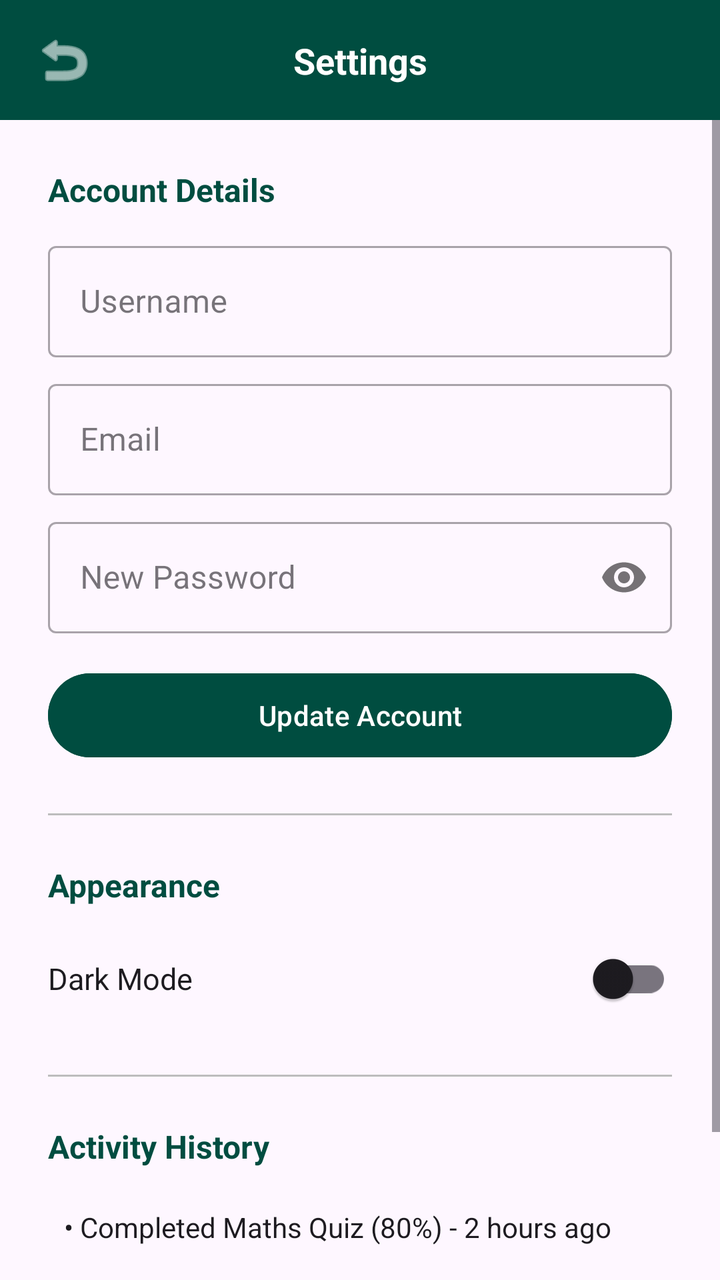
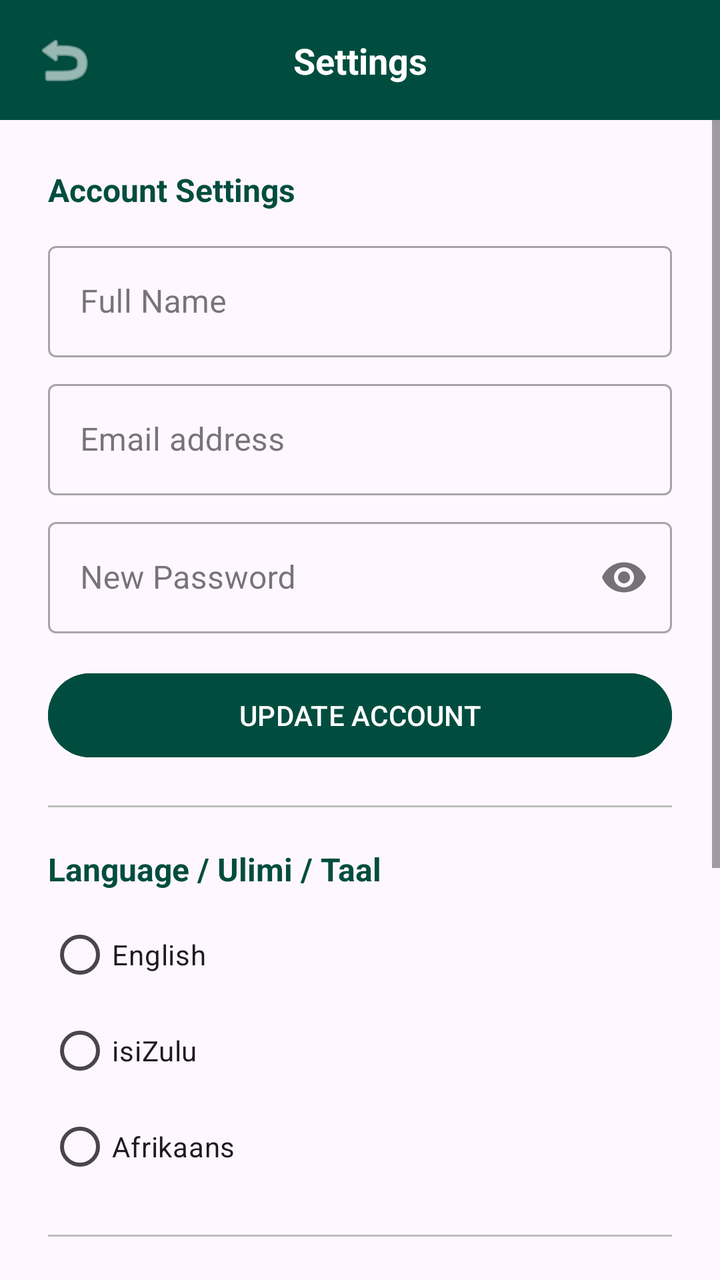

Before-and-after screenshots of an Android layout around one commit, followed by the original layout XML and the change that was made.
<!-- AndroidManifest.xml: application theme Theme.WeekendWize -->
<!-- res/layout/activity_settings.xml -->
<?xml version="1.0" encoding="utf-8"?>
<androidx.constraintlayout.widget.ConstraintLayout xmlns:android="http://schemas.android.com/apk/res/android"
    xmlns:app="http://schemas.android.com/apk/res-auto"
    xmlns:tools="http://schemas.android.com/tools"
    android:layout_width="match_parent"
    android:layout_height="match_parent"
    android:background="?android:attr/windowBackground"
    tools:context=".SettingsActivity">

    
    <View
        android:id="@+id/topBar"
        android:layout_width="0dp"
        android:layout_height="60dp"
        android:background="@color/primary_teal"
        app:layout_constraintEnd_toEndOf="parent"
        app:layout_constraintStart_toStartOf="parent"
        app:layout_constraintTop_toTopOf="parent" />

    <ImageButton
        android:id="@+id/btnBack"
        android:layout_width="48dp"
        android:layout_height="48dp"
        android:layout_marginStart="8dp"
        android:background="?attr/selectableItemBackgroundBorderless"
        android:contentDescription="Back"
        android:src="@android:drawable/ic_menu_revert"
        app:layout_constraintBottom_toBottomOf="@+id/topBar"
        app:layout_constraintStart_toStartOf="parent"
        app:layout_constraintTop_toTopOf="@+id/topBar"
        app:tint="@color/white" />

    <TextView
        android:layout_width="wrap_content"
        android:layout_height="wrap_content"
        android:text="Settings"
        android:textColor="@color/white"
        android:textSize="18sp"
        android:textStyle="bold"
        app:layout_constraintBottom_toBottomOf="@+id/topBar"
        app:layout_constraintEnd_toEndOf="parent"
        app:layout_constraintStart_toStartOf="parent"
        app:layout_constraintTop_toTopOf="@+id/topBar" />

    <ScrollView
        android:layout_width="match_parent"
        android:layout_height="0dp"
        app:layout_constraintBottom_toBottomOf="parent"
        app:layout_constraintTop_toBottomOf="@+id/topBar">

        <LinearLayout
            android:layout_width="match_parent"
            android:layout_height="wrap_content"
            android:orientation="vertical"
            android:padding="24dp">

            
            <TextView
                android:layout_width="wrap_content"
                android:layout_height="wrap_content"
                android:text="Account Details"
                android:textColor="@color/primary_teal"
                android:textSize="16sp"
                android:textStyle="bold" />

            <com.google.android.material.textfield.TextInputLayout
                android:layout_width="match_parent"
                android:layout_height="wrap_content"
                android:layout_marginTop="12dp"
                android:hint="Username"
                style="@style/Widget.MaterialComponents.TextInputLayout.OutlinedBox">
                <com.google.android.material.textfield.TextInputEditText
                    android:id="@+id/etSettingsUsername"
                    android:layout_width="match_parent"
                    android:layout_height="wrap_content"
                    android:inputType="textPersonName" />
            </com.google.android.material.textfield.TextInputLayout>

            <com.google.android.material.textfield.TextInputLayout
                android:layout_width="match_parent"
                android:layout_height="wrap_content"
                android:layout_marginTop="8dp"
                android:hint="Email"
                style="@style/Widget.MaterialComponents.TextInputLayout.OutlinedBox">
                <com.google.android.material.textfield.TextInputEditText
                    android:id="@+id/etSettingsEmail"
                    android:layout_width="match_parent"
                    android:layout_height="wrap_content"
                    android:inputType="textEmailAddress" />
            </com.google.android.material.textfield.TextInputLayout>

            <com.google.android.material.textfield.TextInputLayout
                android:layout_width="match_parent"
                android:layout_height="wrap_content"
                android:layout_marginTop="8dp"
                android:hint="New Password"
                app:passwordToggleEnabled="true"
                style="@style/Widget.MaterialComponents.TextInputLayout.OutlinedBox">
                <com.google.android.material.textfield.TextInputEditText
                    android:id="@+id/etSettingsPassword"
                    android:layout_width="match_parent"
                    android:layout_height="wrap_content"
                    android:inputType="textPassword" />
            </com.google.android.material.textfield.TextInputLayout>

            <Button
                android:id="@+id/btnUpdateAccount"
                android:layout_width="match_parent"
                android:layout_height="50dp"
                android:layout_marginTop="16dp"
                android:text="Update Account"
                android:textAllCaps="false"
                android:backgroundTint="@color/primary_teal" />

            <View
                android:layout_width="match_parent"
                android:layout_height="1dp"
                android:layout_marginTop="24dp"
                android:layout_marginBottom="24dp"
                android:background="@color/input_field_border" />

            
            <TextView
                android:layout_width="wrap_content"
                android:layout_height="wrap_content"
                android:text="Appearance"
                android:textColor="@color/primary_teal"
                android:textSize="16sp"
                android:textStyle="bold" />

            <LinearLayout
                android:layout_width="match_parent"
                android:layout_height="wrap_content"
                android:orientation="horizontal"
                android:gravity="center_vertical"
                android:paddingTop="12dp"
                android:paddingBottom="12dp">
                <TextView
                    android:layout_width="0dp"
                    android:layout_height="wrap_content"
                    android:layout_weight="1"
                    android:text="Dark Mode"
                    android:textColor="?android:attr/textColorPrimary"
                    android:textSize="15sp" />
                <com.google.android.material.switchmaterial.SwitchMaterial
                    android:id="@+id/switchDarkMode"
                    android:layout_width="wrap_content"
                    android:layout_height="wrap_content" />
            </LinearLayout>

            <View
                android:layout_width="match_parent"
                android:layout_height="1dp"
                android:layout_marginTop="12dp"
                android:layout_marginBottom="24dp"
                android:background="@color/input_field_border" />

            
            <TextView
                android:layout_width="wrap_content"
                android:layout_height="wrap_content"
                android:text="Activity History"
                android:textColor="@color/primary_teal"
                android:textSize="16sp"
                android:textStyle="bold" />

            <LinearLayout
                android:id="@+id/llHistoryContainer"
                android:layout_width="match_parent"
                android:layout_height="wrap_content"
                android:layout_marginTop="12dp"
                android:orientation="vertical">
                
                <TextView
                    android:layout_width="match_parent"
                    android:layout_height="wrap_content"
                    android:padding="8dp"
                    android:text="• Completed Maths Quiz (80%) - 2 hours ago"
                    android:textColor="?android:attr/textColorPrimary" />
                <TextView
                    android:layout_width="match_parent"
                    android:layout_height="wrap_content"
                    android:padding="8dp"
                    android:text="• Downloaded Physics Notes - Yesterday"
                    android:textColor="?android:attr/textColorPrimary" />
                <TextView
                    android:layout_width="match_parent"
                    android:layout_height="wrap_content"
                    android:padding="8dp"
                    android:text="• Updated Profile - 3 days ago"
                    android:textColor="?android:attr/textColorPrimary" />
            </LinearLayout>

        </LinearLayout>
    </ScrollView>

</androidx.constraintlayout.widget.ConstraintLayout>
<!-- resources referenced by this layout -->
<resources>
  <color name="input_field_border">#BDBDBD</color>
  <color name="primary_teal">#004D40</color>
  <color name="white">#FFFFFFFF</color>
  <style name="Theme.WeekendWize" parent="Base.Theme.WeekendWize" />
  <style name="Base.Theme.WeekendWize" parent="Theme.Material3.DayNight.NoActionBar">
          
          
      </style>
</resources>

<!-- the commit's change to res/layout/activity_settings.xml (unified diff, before → after) -->
@@ -23,7 +23,7 @@
         android:layout_height="48dp"
         android:layout_marginStart="8dp"
         android:background="?attr/selectableItemBackgroundBorderless"
-        android:contentDescription="Back"
+        android:contentDescription="@string/back"
         android:src="@android:drawable/ic_menu_revert"
         app:layout_constraintBottom_toBottomOf="@+id/topBar"
         app:layout_constraintStart_toStartOf="parent"
@@ -33,7 +33,7 @@
     <TextView
         android:layout_width="wrap_content"
         android:layout_height="wrap_content"
-        android:text="Settings"
+        android:text="@string/settings_title"
         android:textColor="@color/white"
         android:textSize="18sp"
         android:textStyle="bold"
@@ -43,9 +43,11 @@
         app:layout_constraintTop_toTopOf="@+id/topBar" />
 
     <ScrollView
-        android:layout_width="match_parent"
+        android:layout_width="0dp"
         android:layout_height="0dp"
         app:layout_constraintBottom_toBottomOf="parent"
+        app:layout_constraintEnd_toEndOf="parent"
+        app:layout_constraintStart_toStartOf="parent"
         app:layout_constraintTop_toBottomOf="@+id/topBar">
 
         <LinearLayout
@@ -58,17 +60,18 @@
             <TextView
                 android:layout_width="wrap_content"
                 android:layout_height="wrap_content"
-                android:text="Account Details"
+                android:text="@string/account_settings"
                 android:textColor="@color/primary_teal"
                 android:textSize="16sp"
                 android:textStyle="bold" />
 
             <com.google.android.material.textfield.TextInputLayout
+                style="@style/Widget.MaterialComponents.TextInputLayout.OutlinedBox"
                 android:layout_width="match_parent"
                 android:layout_height="wrap_content"
                 android:layout_marginTop="12dp"
-                android:hint="Username"
-                style="@style/Widget.MaterialComponents.TextInputLayout.OutlinedBox">
+                android:hint="@string/full_name">
+
                 <com.google.android.material.textfield.TextInputEditText
                     android:id="@+id/etSettingsUsername"
                     android:layout_width="match_parent"
@@ -77,11 +80,12 @@
             </com.google.android.material.textfield.TextInputLayout>
 
             <com.google.android.material.textfield.TextInputLayout
-                android:layout_width="match_parent"
-                android:layout_height="wrap_content"
-                android:layout_marginTop="8dp"
-                android:hint="Email"
-                style="@style/Widget.MaterialComponents.TextInputLayout.OutlinedBox">
+                style="@style/Widget.MaterialComponents.TextInputLayout.OutlinedBox"
+                android:layout_width="match_parent"
+                android:layout_height="wrap_content"
+                android:layout_marginTop="8dp"
+                android:hint="@string/email_address">
+
                 <com.google.android.material.textfield.TextInputEditText
                     android:id="@+id/etSettingsEmail"
                     android:layout_width="match_parent"
@@ -90,12 +94,13 @@
             </com.google.android.material.textfield.TextInputLayout>
 
             <com.google.android.material.textfield.TextInputLayout
-                android:layout_width="match_parent"
-                android:layout_height="wrap_content"
-                android:layout_marginTop="8dp"
-                android:hint="New Password"
-                app:passwordToggleEnabled="true"
-                style="@style/Widget.MaterialComponents.TextInputLayout.OutlinedBox">
+                style="@style/Widget.MaterialComponents.TextInputLayout.OutlinedBox"
+                android:layout_width="match_parent"
+                android:layout_height="wrap_content"
+                android:layout_marginTop="8dp"
+                android:hint="@string/new_password"
+                app:passwordToggleEnabled="true">
+
                 <com.google.android.material.textfield.TextInputEditText
                     android:id="@+id/etSettingsPassword"
                     android:layout_width="match_parent"
@@ -108,22 +113,99 @@
                 android:layout_width="match_parent"
                 android:layout_height="50dp"
                 android:layout_marginTop="16dp"
-                android:text="Update Account"
+                android:backgroundTint="@color/primary_teal"
+                android:text="@string/update_account"
+                android:textAllCaps="false" />
+
+            <View
+                android:layout_width="match_parent"
+                android:layout_height="1dp"
+                android:layout_marginTop="20dp"
+                android:layout_marginBottom="20dp"
+                android:background="@color/input_field_border" />
+
+            
+            <TextView
+                android:layout_width="wrap_content"
+                android:layout_height="wrap_content"
+                android:text="@string/select_language"
+                android:textColor="@color/primary_teal"
+                android:textSize="16sp"
+                android:textStyle="bold" />
+
+            <RadioGroup
+                android:id="@+id/rgLanguage"
+                android:layout_width="match_parent"
+                android:layout_height="wrap_content"
+                android:layout_marginTop="8dp"
+                android:orientation="vertical">
+
+                <RadioButton
+                    android:id="@+id/rbEnglish"
+                    android:layout_width="wrap_content"
+                    android:layout_height="wrap_content"
+                    android:text="@string/lang_english" />
+
+                <RadioButton
+                    android:id="@+id/rbZulu"
+                    android:layout_width="wrap_content"
+                    android:layout_height="wrap_content"
+                    android:text="@string/lang_zulu" />
+
+                <RadioButton
+                    android:id="@+id/rbAfrikaans"
+                    android:layout_width="wrap_content"
+                    android:layout_height="wrap_content"
+                    android:text="@string/lang_afrikaans" />
+            </RadioGroup>
+
+            <View
+                android:layout_width="match_parent"
+                android:layout_height="1dp"
+                android:layout_marginTop="20dp"
+                android:layout_marginBottom="20dp"
+                android:background="@color/input_field_border" />
+
+            
+            <TextView
+                android:layout_width="wrap_content"
+                android:layout_height="wrap_content"
+                android:text="@string/offline_sync_status"
+                android:textColor="@color/primary_teal"
+                android:textSize="16sp"
+                android:textStyle="bold" />
+
+            <TextView
+                android:id="@+id/tvSyncStatus"
+                android:layout_width="match_parent"
+                android:layout_height="wrap_content"
+                android:layout_marginTop="8dp"
+                android:text="Offline Actions Pending: 0"
+                android:textColor="?android:attr/textColorSecondary"
+                android:textSize="14sp" />
+
+            <Button
+                android:id="@+id/btnSyncNow"
+                android:layout_width="match_parent"
+                android:layout_height="48dp"
+                android:layout_marginTop="10dp"
+                android:backgroundTint="@color/weekend_box_border"
+                android:text="@string/sync_now"
                 android:textAllCaps="false"
-                android:backgroundTint="@color/primary_teal" />
+                android:textColor="@color/white" />
 
             <View
                 android:layout_width="match_parent"
                 android:layout_height="1dp"
-                android:layout_marginTop="24dp"
-                android:layout_marginBottom="24dp"
+                android:layout_marginTop="20dp"
+                android:layout_marginBottom="20dp"
                 android:background="@color/input_field_border" />
 
             
             <TextView
                 android:layout_width="wrap_content"
                 android:layout_height="wrap_content"
-                android:text="Appearance"
+                android:text="Preferences"
                 android:textColor="@color/primary_teal"
                 android:textSize="16sp"
                 android:textStyle="bold" />
@@ -131,64 +213,46 @@
             <LinearLayout
                 android:layout_width="match_parent"
                 android:layout_height="wrap_content"
+                android:gravity="center_vertical"
                 android:orientation="horizontal"
-                android:gravity="center_vertical"
-                android:paddingTop="12dp"
-                android:paddingBottom="12dp">
+                android:paddingTop="8dp"
+                android:paddingBottom="8dp">
+
                 <TextView
                     android:layout_width="0dp"
                     android:layout_height="wrap_content"
                     android:layout_weight="1"
-                    android:text="Dark Mode"
+                    android:text="@string/dark_mode"
                     android:textColor="?android:attr/textColorPrimary"
                     android:textSize="15sp" />
+
                 <com.google.android.material.switchmaterial.SwitchMaterial
                     android:id="@+id/switchDarkMode"
                     android:layout_width="wrap_content"
                     android:layout_height="wrap_content" />
             </LinearLayout>
 
-            <View
-                android:layout_width="match_parent"
-                android:layout_height="1dp"
-                android:layout_marginTop="12dp"
-                android:layout_marginBottom="24dp"
-                android:background="@color/input_field_border" />
-
-            
-            <TextView
-                android:layout_width="wrap_content"
-                android:layout_height="wrap_content"
-                android:text="Activity History"
-                android:textColor="@color/primary_teal"
-                android:textSize="16sp"
-                android:textStyle="bold" />
-
             <LinearLayout
-                android:id="@+id/llHistoryContainer"
-                android:layout_width="match_parent"
-                android:layout_height="wrap_content"
-                android:layout_marginTop="12dp"
-                android:orientation="vertical">
-                
+                android:layout_width="match_parent"
+                android:layout_height="wrap_content"
+                android:gravity="center_vertical"
+                android:orientation="horizontal"
+                android:paddingTop="8dp"
+                android:paddingBottom="8dp">
+
                 <TextView
-                    android:layout_width="match_parent"
-                    android:layout_height="wrap_content"
-                    android:padding="8dp"
-                    android:text="• Completed Maths Quiz (80%) - 2 hours ago"
-                    android:textColor="?android:attr/textColorPrimary" />
-                <TextView
-                    android:layout_width="match_parent"
-                    android:layout_height="wrap_content"
-                    android:padding="8dp"
-                    android:text="• Downloaded Physics Notes - Yesterday"
-                    android:textColor="?android:attr/textColorPrimary" />
-                <TextView
-                    android:layout_width="match_parent"
-                    android:layout_height="wrap_content"
-                    android:padding="8dp"
-                    android:text="• Updated Profile - 3 days ago"
-                    android:textColor="?android:attr/textColorPrimary" />
+                    android:layout_width="0dp"
+                    android:layout_height="wrap_content"
+                    android:layout_weight="1"
+                    android:text="@string/notifications_setting"
+                    android:textColor="?android:attr/textColorPrimary"
+                    android:textSize="15sp" />
+
+                <com.google.android.material.switchmaterial.SwitchMaterial
+                    android:id="@+id/switchNotifications"
+                    android:layout_width="wrap_content"
+                    android:layout_height="wrap_content"
+                    android:checked="true" />
             </LinearLayout>
 
         </LinearLayout>
<!-- resource entries referenced after the edit -->
@@ -2,7 +2,23 @@
 <resources>
   <color name="input_field_border">#BDBDBD</color>
   <color name="primary_teal">#004D40</color>
+  <color name="weekend_box_border">#FFCDD2</color>
   <color name="white">#FFFFFFFF</color>
+  <string name="account_settings">Account Settings</string>
+  <string name="back">Back</string>
+  <string name="dark_mode">Dark Mode</string>
+  <string name="email_address">Email address</string>
+  <string name="full_name">Full Name</string>
+  <string name="lang_afrikaans">Afrikaans</string>
+  <string name="lang_english">English</string>
+  <string name="lang_zulu">isiZulu</string>
+  <string name="new_password">New Password</string>
+  <string name="notifications_setting">Real-time Notifications</string>
+  <string name="offline_sync_status">Offline Sync</string>
+  <string name="select_language">Language / Ulimi / Taal</string>
+  <string name="settings_title">Settings</string>
+  <string name="sync_now">SYNC NOW</string>
+  <string name="update_account">UPDATE ACCOUNT</string>
   <style name="Theme.WeekendWize" parent="Base.Theme.WeekendWize" />
   <style name="Base.Theme.WeekendWize" parent="Theme.Material3.DayNight.NoActionBar">
           
